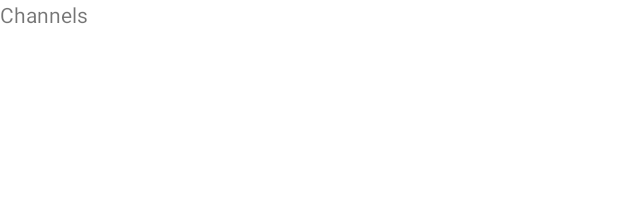
After one commit to secretshardul/postcards-android, an Android app: the layout fragment_channels.xml on its own in the app's theme, with its tools: preview values and no code run, on a phone screen of 412 x 824 dp. The commit adds this screen. Shown: the top 197 px of the screen. Run offline under Robolectric (Android 15) with nearby library versions, the phone set to English and light mode, and no system bars.

Commit message:
feat: Fragment navigation

```diff
--- a/app/build.gradle
+++ b/app/build.gradle
@@ -41,6 +41,11 @@ dependencies {
     implementation 'androidx.appcompat:appcompat:1.2.0'
     implementation 'com.google.android.material:material:1.2.1'
     implementation 'androidx.constraintlayout:constraintlayout:2.0.4'
+    implementation 'androidx.legacy:legacy-support-v4:1.0.0'
+    implementation 'androidx.lifecycle:lifecycle-extensions:2.2.0'
+    implementation 'androidx.fragment:fragment-ktx:1.2.5'
+    implementation 'androidx.lifecycle:lifecycle-livedata-ktx:2.2.0'
+    implementation 'androidx.lifecycle:lifecycle-viewmodel-ktx:2.2.0'
     testImplementation 'junit:junit:4.+'
     androidTestImplementation 'androidx.test.ext:junit:1.1.2'
     androidTestImplementation 'androidx.test.espresso:espresso-core:3.3.0'
--- a/app/src/main/AndroidManifest.xml
+++ b/app/src/main/AndroidManifest.xml
@@ -3,6 +3,7 @@
     package="com.secretshardul.android.postcards">
 
     <application
+        android:name=".ApplicationController"
         android:allowBackup="true"
         android:icon="@mipmap/ic_launcher"
         android:label="@string/app_name"
--- /dev/null
+++ b/app/src/main/res/layout/fragment_channels.xml
@@ -0,0 +1,13 @@
+<?xml version="1.0" encoding="utf-8"?>
+<FrameLayout xmlns:android="http://schemas.android.com/apk/res/android"
+    xmlns:tools="http://schemas.android.com/tools"
+    android:layout_width="match_parent"
+    android:layout_height="match_parent"
+    tools:context=".ChannelsFragment">
+
+    <TextView
+        android:layout_width="match_parent"
+        android:layout_height="match_parent"
+        android:text="Channels" />
+
+</FrameLayout>
```
Also changed, not shown: app/src/main/java/com/secretshardul/android/postcards/ApplicationController.kt (added, +15 -0 lines), app/src/main/java/com/secretshardul/android/postcards/ChannelsFragment.kt (added, +25 -0 lines), app/src/main/java/com/secretshardul/android/postcards/ChannelsViewModel.kt (added, +7 -0 lines), app/src/main/java/com/secretshardul/android/postcards/CodeFragment.kt (added, +26 -0 lines), app/src/main/java/com/secretshardul/android/postcards/CodeViewModel.kt (added, +7 -0 lines), app/src/main/java/com/secretshardul/android/postcards/HomeFragment.kt (added, +24 -0 lines), app/src/main/java/com/secretshardul/android/postcards/HomeViewModel.kt (added, +7 -0 lines), app/src/main/java/com/secretshardul/android/postcards/MainActivity.kt (+25 -0 lines), app/src/main/res/layout/fragment_code.xml (added, +13 -0 lines), app/src/main/res/layout/fragment_home.xml (added, +13 -0 lines).
